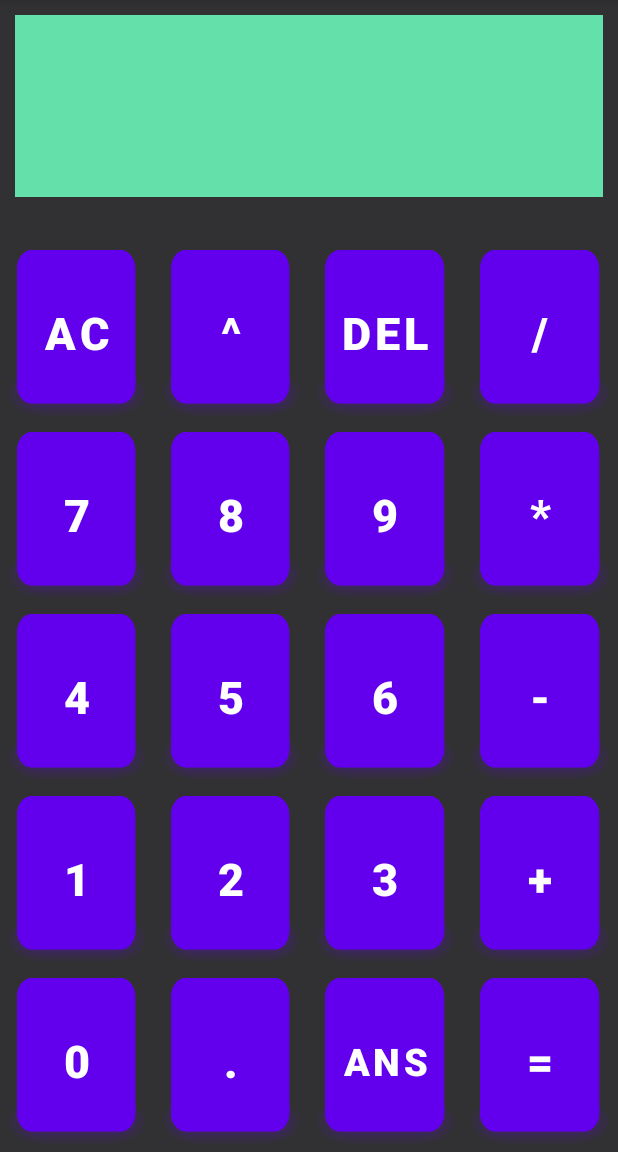
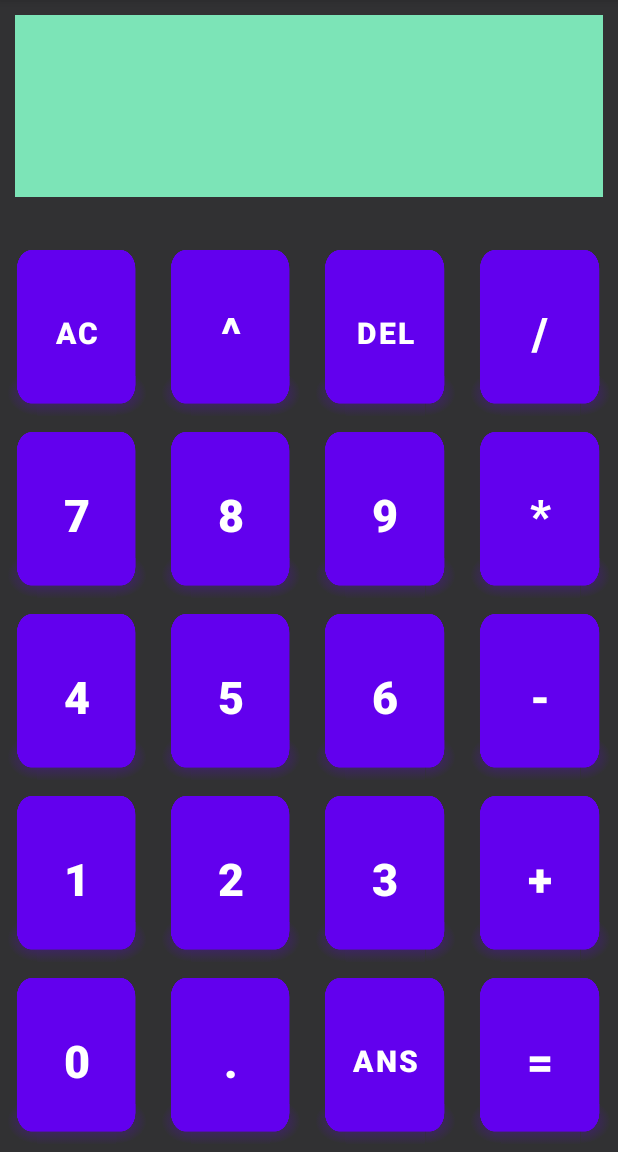
Before and after one commit to AsierAsoreyPrado21/Interfaces, an Android app: the screen it shows after launch (MainActivity), on a phone screen of 412 x 824 dp, the part 84-1236 px from its top. Run offline under Robolectric (Android 15) with nearby library versions, the phone set to English and light mode, and no system bars.

Commit message:
Calculadora completada

```diff
--- a/calculadoraAndroid/app/src/main/res/layout/activity_main.xml
+++ b/calculadoraAndroid/app/src/main/res/layout/activity_main.xml
@@ -15,10 +15,10 @@
         android:layout_height="0dp"
         android:layout_weight="1"
         android:gravity="center|right"
-        android:textColor="#6464CC"
+        android:textColor="#AEAEEC"
         android:textStyle="bold"
         android:textSize="30sp"
-        android:background="#64E1AA"
+        android:background="#7CE4B7"
         android:layout_marginTop="10dp"
         android:layout_marginBottom="30dp"
         android:layout_marginHorizontal="10dp"
@@ -35,7 +35,7 @@
             android:layout_height="fill_parent"
             android:text="AC"
             android:layout_margin="5dp"
-            android:textSize="30sp"
+            android:textSize="20sp"
             android:textStyle="bold"
             android:onClick="ButtonClick"
             android:background="@drawable/keyboard_btn"
@@ -59,7 +59,7 @@
             android:layout_height="fill_parent"
             android:text="DEL"
             android:layout_margin="5dp"
-            android:textSize="30sp"
+            android:textSize="20sp"
             android:textStyle="bold"
             android:onClick="ButtonClick"
             android:background="@drawable/keyboard_btn"
@@ -281,7 +281,7 @@
                 android:layout_height="fill_parent"
                 android:text="Ans"
                 android:layout_margin="5dp"
-                android:textSize="25sp"
+                android:textSize="20sp"
                 android:textStyle="bold"
                 android:onClick="ButtonClick"
                 android:background="@drawable/keyboard_btn"
```
